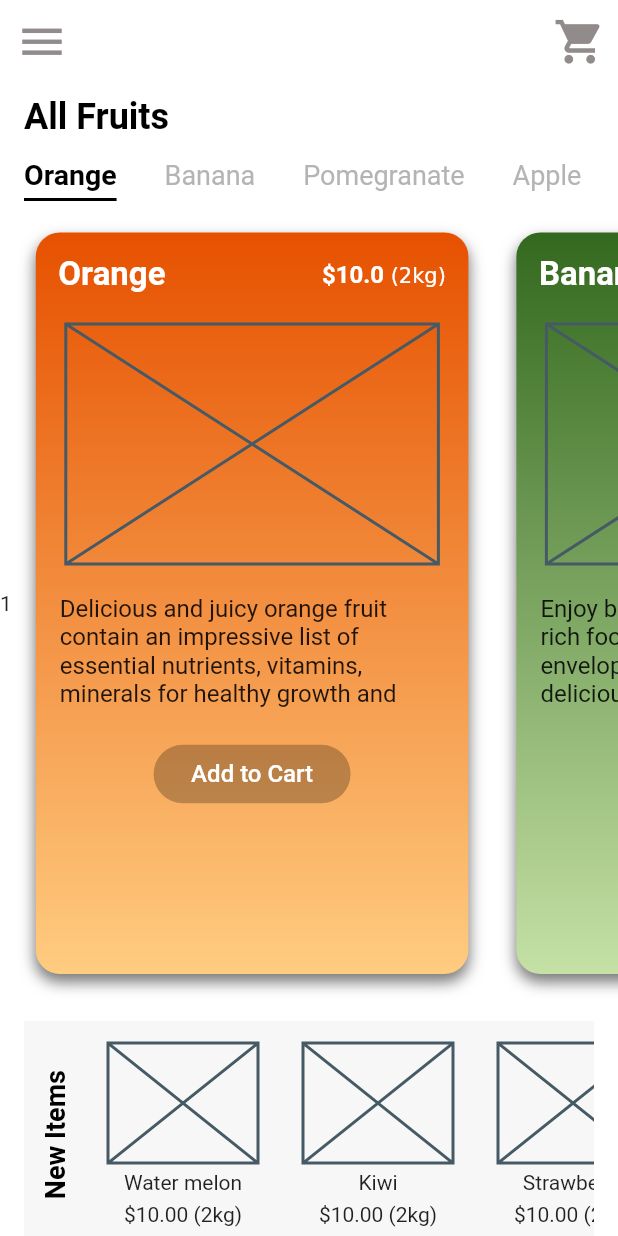
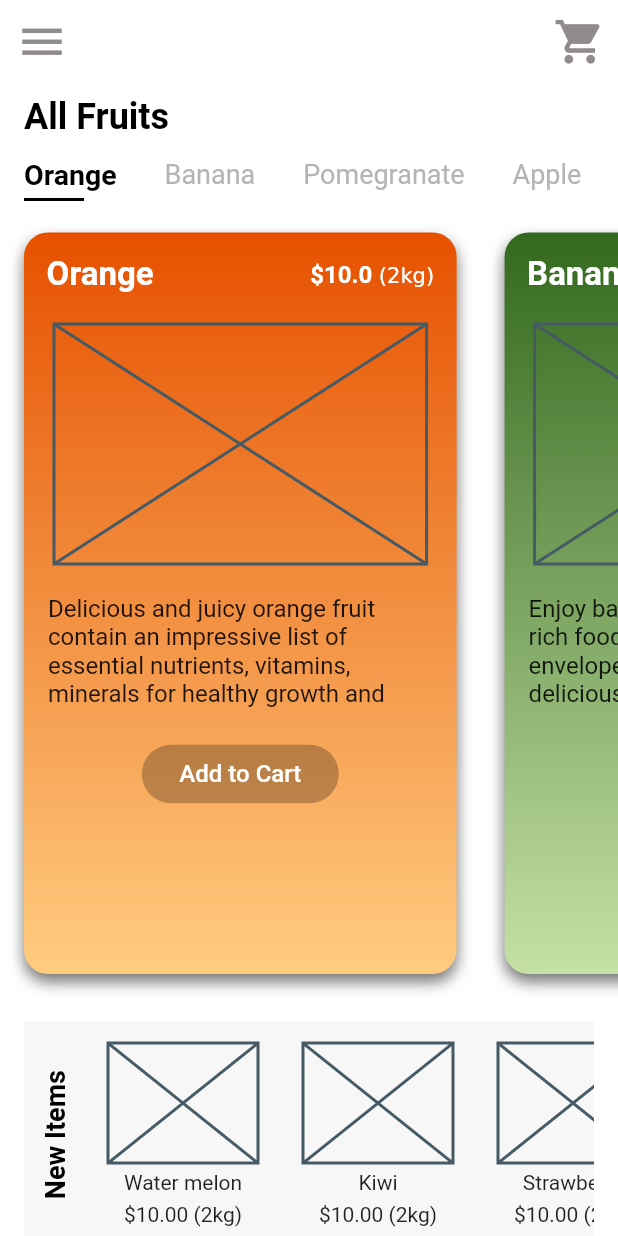
Before and after one commit to codingbbq/fruit_app, a Flutter app: the screen it shows after launch, on a phone screen of 412 x 824 dp. Run offline on Flutter 3.47's test engine with Material 2 defaults, Android fonts, the phone set to English and light mode, and no system bars.

Commit message:
Fruit details page for each fruit

```diff
--- a/lib/pages/fruit_page.dart
+++ b/lib/pages/fruit_page.dart
@@ -65,8 +65,6 @@ class FruitsPage extends StatelessWidget {
                   scrollDirection: Axis.horizontal,
                   child: Row(
                     children: <Widget>[
-                      Text(appState.fruitId.toString()),
-                      SizedBox(height: 10.0,),
                       for (final fruit in allFruits) FruitCard(fruit: fruit),
                     ],
                   ),
--- a/lib/widgets/fruit_links.dart
+++ b/lib/widgets/fruit_links.dart
@@ -7,38 +7,46 @@ import '../app_state.dart';
 class FruitLinks extends StatelessWidget {
   final Fruit fruit;
 
-  const FruitLinks({ Key key, this.fruit}) : super(key: key);
+  const FruitLinks({Key key, this.fruit}) : super(key: key);
 
   @override
   Widget build(BuildContext context) {
-
     final appState = Provider.of<AppState>(context);
     final isSelected = appState.fruitId == fruit.id;
 
     return GestureDetector(
       onTap: () {
-        if(!isSelected){
+        if (!isSelected) {
           appState.selectFruitId(fruit.id);
         }
       },
       child: Padding(
-        padding: const EdgeInsets.symmetric(horizontal: 16.0, vertical: 5.0),
-        child: Container(
-          padding: const EdgeInsets.only(bottom: 5.0),
-          decoration: isSelected? BoxDecoration(
-            border: Border(
-              bottom: BorderSide(
-                width: 2.0,
-                color: Colors.black
-              )
-            )
-          ) : BoxDecoration(),
-          child: Text(
-            fruit.fruitName,
-            style: isSelected? TextStyle(fontSize: 19.0, color: Colors.black, fontWeight: FontWeight.bold) : TextStyle(fontSize: 18.0, color: Color(0xFFb4b4b4)),
-          ),
-        ),
-      ),
+          padding: const EdgeInsets.symmetric(horizontal: 16.0, vertical: 5.0),
+          child: Column(
+            crossAxisAlignment: CrossAxisAlignment.start,
+            children: <Widget>[
+              Text(
+                fruit.fruitName,
+                style: isSelected
+                    ? TextStyle(
+                        fontSize: 19.0,
+                        color: Colors.black,
+                        fontWeight: FontWeight.bold)
+                    : TextStyle(fontSize: 18.0, color: Color(0xFFb4b4b4)),
+              ),
+              SizedBox(height: 5.0,),
+              Container(
+                width: 40.0,
+                height: 2.0,
+                decoration: isSelected
+                    ? BoxDecoration(
+                        border: Border(
+                            bottom:
+                                BorderSide(width: 2.0, color: Colors.black)))
+                    : BoxDecoration(),
+              ),
+            ],
+          )),
     );
   }
 }
```
Also changed, not shown: lib/pages/fruit_details_page.dart (added, +110 -0 lines), lib/widgets/fruit_card.dart (+25 -14 lines).
